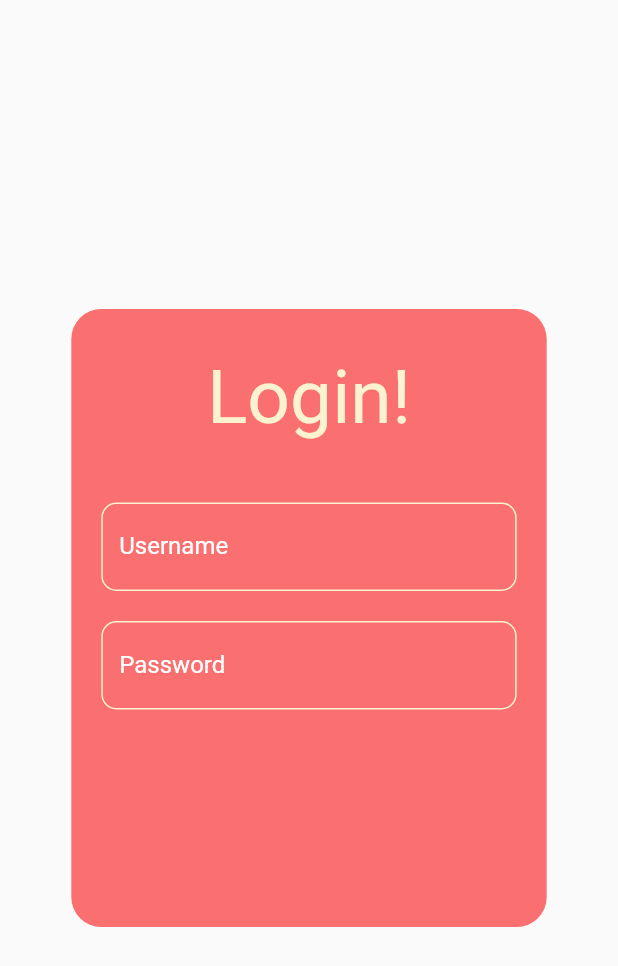
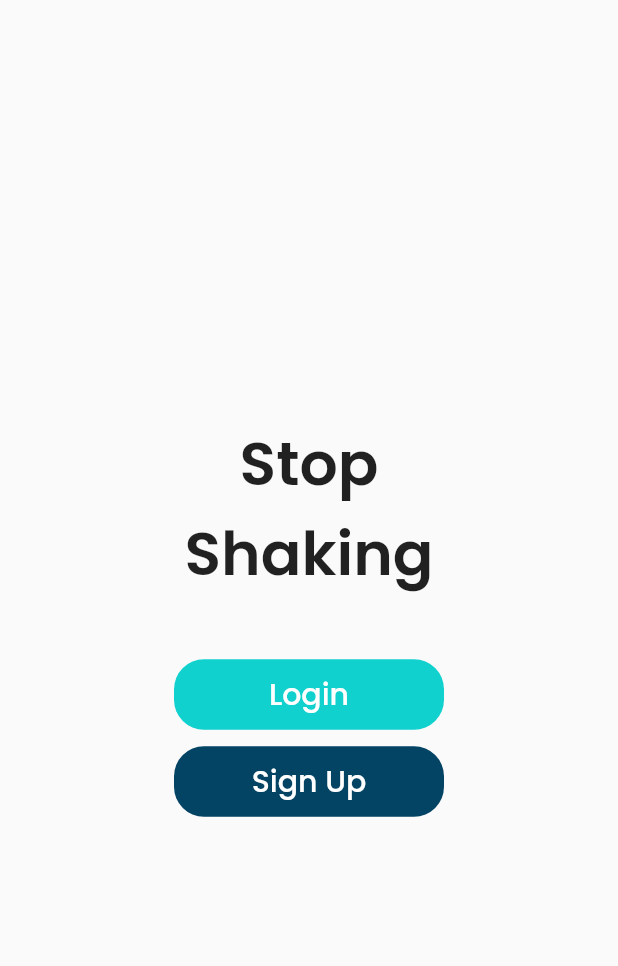
Before and after one commit to arrijalifal/happy_life, a Flutter app: the screen it shows after launch, on a phone screen of 412 x 824 dp. Shown: the top 966 px of the screen. Run offline on Flutter 3.47's test engine with Material 2 defaults, Android fonts, the phone set to English and light mode, and no system bars; our stand-ins replace google_fonts.

Commit message:
nambah tombol hehe

```diff
--- a/lib/screens/login_screen.dart
+++ b/lib/screens/login_screen.dart
@@ -1,4 +1,6 @@
 import 'package:flutter/material.dart';
+import 'package:google_fonts/google_fonts.dart';
+import 'package:happy_life/widgets/loginbutton.dart';
 import 'package:happy_life/widgets/textfield_up.dart';
 import 'package:happy_life/constants/colorpallete.dart';
 
@@ -11,55 +13,28 @@ class LoginScreen extends StatelessWidget {
   Widget build(BuildContext context) {
     return Scaffold(
       body: Center(
-        child: Container(
-          padding: const EdgeInsets.symmetric(horizontal: 20, vertical: 10),
-          width: MediaQuery.of(context).size.width / 1.3,
-          height: MediaQuery.of(context).size.height / 2,
-          decoration: BoxDecoration(
-            color: color1,
-            borderRadius: const BorderRadius.all(
-              Radius.circular(20),
-            ),
-          ),
         child: Column(
+          mainAxisAlignment: MainAxisAlignment.center,
           children: [
-              Padding(
-                padding: EdgeInsets.symmetric(vertical: 20),
-                child: Text(
-                  "Login!",
-                  style: TextStyle(
-                    color: color2,
-                    fontSize: 50,
+            Text(
+              'Stop\nShaking',
+              textAlign: TextAlign.center,
+              style: GoogleFonts.poppins(
+                textStyle: TextStyle(
+                  fontSize: 40,
+                  fontWeight: FontWeight.w600,
                 ),
               ),
             ),
-              Container(
-                padding: const EdgeInsets.symmetric(
-                  vertical: 20,
+            SizedBox(
+              height: 40,
             ),
-                child: Column(
-                  mainAxisAlignment: MainAxisAlignment.spaceBetween,
-                  children: [
-                    InputUsernamePassword(
-                      controller: username_controller,
-                      label: "Username",
-                      bordercolor: color2,
-                      textcolor: color2,
+            LoginButton(text: "Login", color: primaryColor[500]!,),
+            SizedBox(
+              height: 10,
             ),
-                    const SizedBox(
-                      height: 20,
-                    ),
-                    InputUsernamePassword(
-                      controller: password_controller,
-                      label: "Password",
-                      bordercolor: color2,
-                      textcolor: color2,
-                    ),
+            LoginButton(text: "Sign Up", color: primaryColor[900]!,),
           ],
-                ),
-              ),
-            ],
-          ),
         ),
       ),
     );
--- /dev/null
+++ b/lib/widgets/loginbutton.dart
@@ -0,0 +1,37 @@
+import 'package:flutter/material.dart';
+import 'package:google_fonts/google_fonts.dart';
+
+class LoginButton extends StatelessWidget {
+  final String text;
+  final Color color;
+  LoginButton({
+    Key? key,
+    required this.text,
+    required this.color,
+  }) : super(key: key);
+
+  @override
+  Widget build(BuildContext context) {
+    return ElevatedButton(
+      onPressed: () {},
+      style: ElevatedButton.styleFrom(
+        elevation: 0,
+        primary: color,
+        splashFactory: NoSplash.splashFactory,
+        shape: RoundedRectangleBorder(
+          borderRadius: BorderRadius.circular(20),
+        ),
+        minimumSize: const Size(180, 47),
+      ),
+      child: Text(
+        text,
+        style: GoogleFonts.poppins(
+          textStyle: const TextStyle(
+            fontSize: 20,
+            fontWeight: FontWeight.w500,
+          ),
+        ),
+      ),
+    );
+  }
+}
--- a/pubspec.yaml
+++ b/pubspec.yaml
@@ -34,6 +34,7 @@ dependencies:
   # The following adds the Cupertino Icons font to your application.
   # Use with the CupertinoIcons class for iOS style icons.
   cupertino_icons: ^1.0.2
+  google_fonts: ^3.0.1
 
 dev_dependencies:
   flutter_test:
```
Also changed, not shown: custom-theme.json (added, +47 -0 lines), lib/constants/colorpallete.dart (+59 -4 lines), pubspec.lock, 1 other file. Lines whose indentation alone changed are shown as unchanged.
